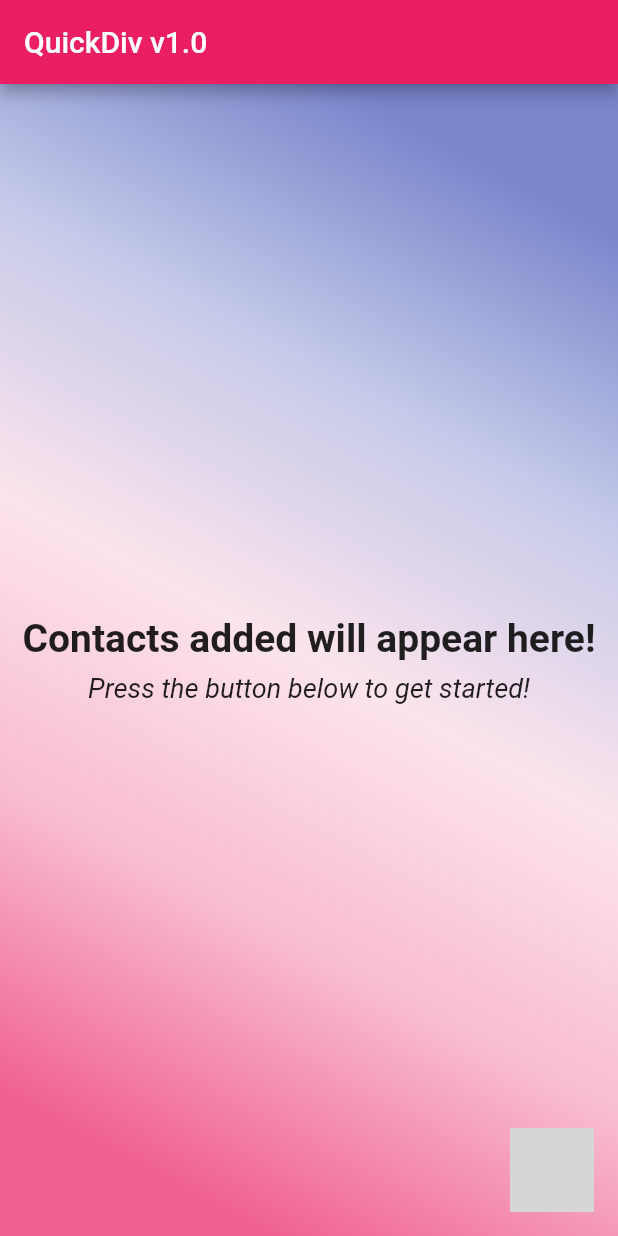
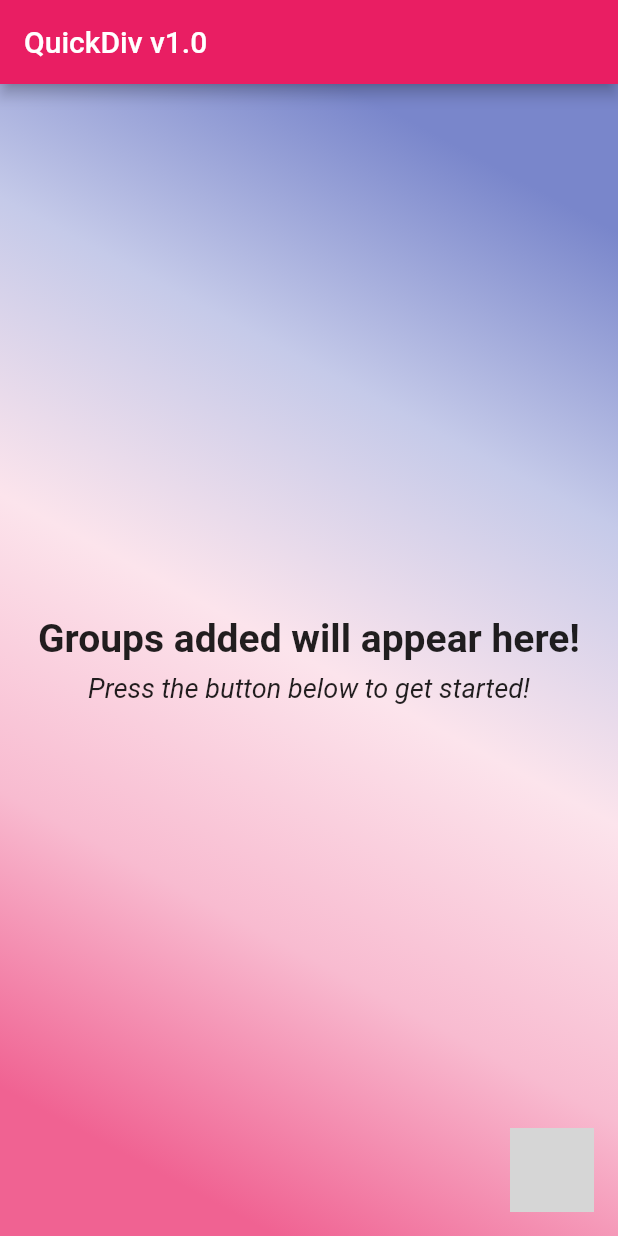
Before and after one commit to Lucria/Orbital2019_QuickDiv, a Flutter app: the screen it shows after launch, on a phone screen of 412 x 824 dp. Run offline on Flutter 3.47's test engine with Material 2 defaults, Android fonts, the phone set to English and light mode, and no system bars; missing offline and left inert: animated_floatactionbuttons; grey boxes are pictures that could not be loaded.

Commit message:
[Feat] Changed messages displayed when no groups, added basic skeleton for gallery_page

```diff
--- /dev/null
+++ b/lib/gallery_page/gallery_page.dart
@@ -0,0 +1,18 @@
+import 'package:flutter/material.dart';
+
+class MyGallery extends StatefulWidget {
+  @override
+  State<StatefulWidget> createState() {
+    return _MyGalleryState();
+  }
+}
+
+class _MyGalleryState extends State<MyGallery> {
+
+  @override
+  Widget build(BuildContext context) {
+    return MaterialApp(
+
+    );
+  }
+}
--- a/lib/main.dart
+++ b/lib/main.dart
@@ -1,6 +1,7 @@
 import 'package:flutter/material.dart';
 import './splash_page.dart';
 import 'main_page/home_page.dart';
+import 'gallery_page/gallery_page.dart';
 
 import 'package:flutter/rendering.dart'; // to be delete - for debugging the widget lazyout.
 
@@ -34,6 +35,7 @@ class _MyAppState extends State<MyApp> {
       routes: {
         '/': (BuildContext context) => SplashScreen(),
         '/home': (BuildContext context) => MyHomePage(),
+        '/gallery': (BuildContext context) => MyGallery(),
       },
     );
   }
--- a/lib/main_page/home_page.dart
+++ b/lib/main_page/home_page.dart
@@ -35,7 +35,7 @@ class _MyHomePageState extends State<MyHomePage> {
     return Container(
       child: FloatingActionButton(
         heroTag: "oneTime",
-        onPressed: _incrementCounter,
+        onPressed: () => Navigator.pushReplacementNamed(context, '/gallery'),
         tooltip: "One-time usage button",
         child: Icon(Icons.add),
       ),
@@ -60,7 +60,7 @@ class _MyHomePageState extends State<MyHomePage> {
             Container(
               padding: const EdgeInsets.only(bottom: 8),
               child: Text(
-                "Contacts added will appear here!",
+                "Groups added will appear here!",
                 textAlign: TextAlign.center,
                 style: TextStyle(
                   fontSize: 26,
--- a/pubspec.yaml
+++ b/pubspec.yaml
@@ -24,6 +24,7 @@ dependencies:
   # Use with the CupertinoIcons class for iOS style icons.
   cupertino_icons: ^0.1.2
   animated_floatactionbuttons: ^0.1.0
+  image_picker: ^0.6.0+10
 
 dev_dependencies:
   flutter_test:
```
Also changed, not shown: pubspec.lock.
